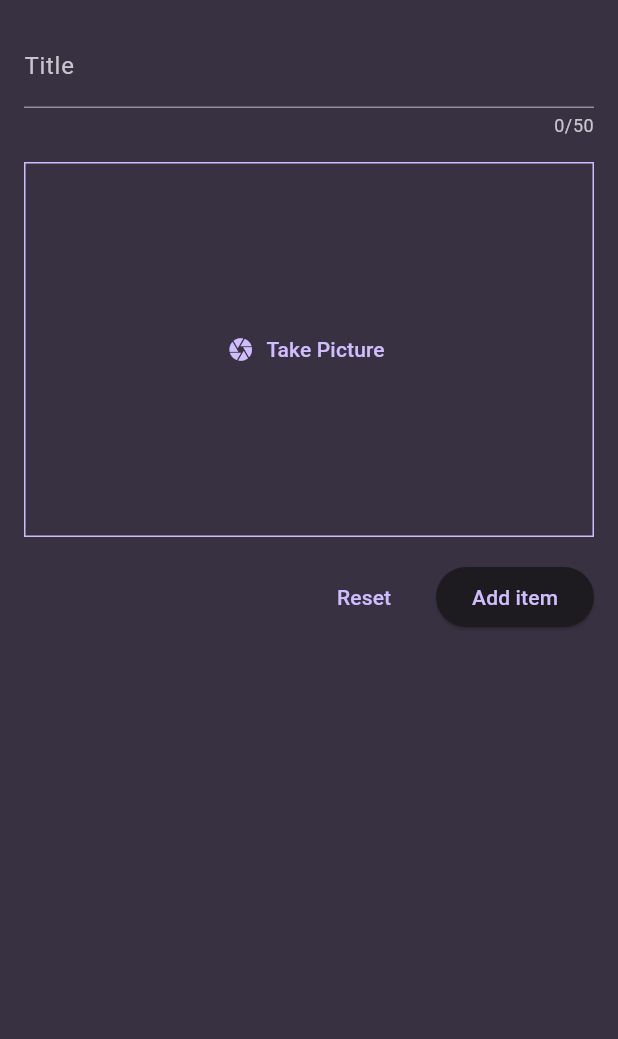
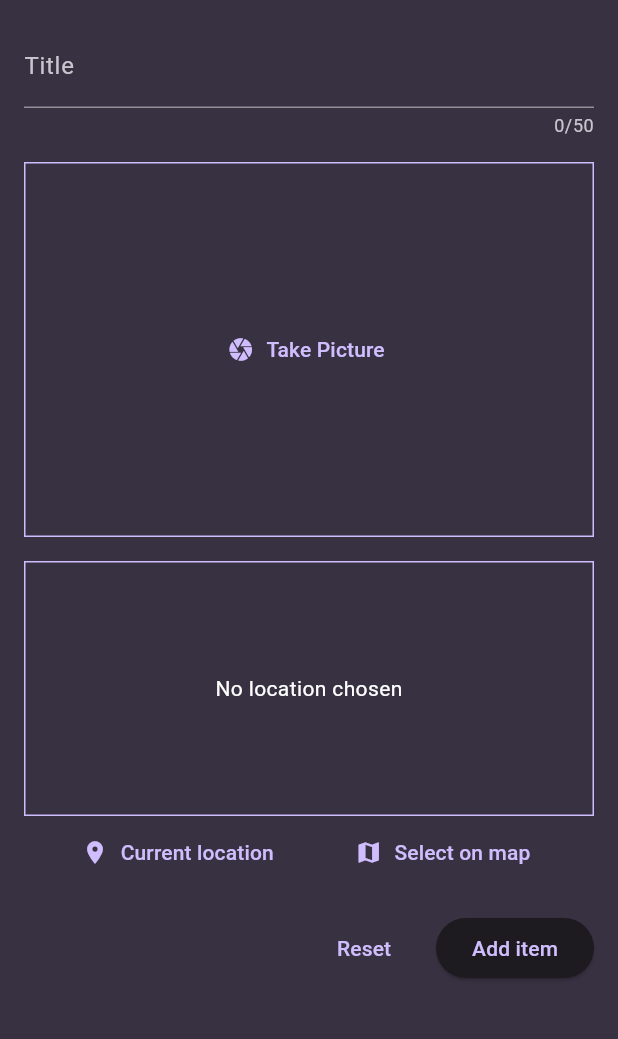
Before and after one commit to premasi/Favorite-Place, a Flutter app: the screen it shows after launch, after a tap on the "add" icon, on a phone screen of 412 x 824 dp, the part 84-1123 px from its top. Run offline on Flutter 3.47's test engine with Material 3 defaults, Android fonts, the phone set to English and light mode, and no system bars; our stand-ins replace flutter_riverpod, google_fonts, image_picker, location.

Commit message:
prepare feature to get location

```diff
--- a/lib/screens/add/add.dart
+++ b/lib/screens/add/add.dart
@@ -3,6 +3,7 @@ import 'dart:io';
 import 'package:favorite_places/models/favorite_model.dart';
 import 'package:favorite_places/providers/add_provider.dart';
 import 'package:favorite_places/widgets/image_input.dart';
+import 'package:favorite_places/widgets/location_input.dart';
 import 'package:flutter/material.dart';
 import 'package:flutter_riverpod/flutter_riverpod.dart';
 
@@ -82,6 +83,10 @@ class AddState extends ConsumerState {
               const SizedBox(
                 height: 16,
               ),
+              LocationInput(),
+              const SizedBox(
+                height: 16,
+              ),
               Row(
                 mainAxisAlignment: MainAxisAlignment.end,
                 children: [
--- a/lib/screens/home/home.dart
+++ b/lib/screens/home/home.dart
@@ -19,7 +19,7 @@ class HomeState extends ConsumerState<Home> {
     Widget content = Expanded(
       child: ListView.builder(
         itemCount: listFavorite.length,
-          itemBuilder: (context, index) => InkWell(
+        itemBuilder: (context, index) => ListTile(
           onTap: () {
             Navigator.of(context).push(
               MaterialPageRoute(
@@ -29,11 +29,16 @@ class HomeState extends ConsumerState<Home> {
               ),
             );
           },
-                child: Text(
+          leading: CircleAvatar(
+            radius: 30,
+            backgroundImage: FileImage(listFavorite[index].image),
+          ),
+          title: Text(
             listFavorite[index].title,
             style: const TextStyle(color: Colors.white),
           ),
-              )),
+        ),
+      ),
     );
 
     if (listFavorite.isEmpty) {
@@ -66,7 +71,8 @@ class HomeState extends ConsumerState<Home> {
           )
         ],
       ),
-      body: Padding(padding: const EdgeInsets.all(16), child: content),
+      body: Padding(
+          padding: const EdgeInsets.symmetric(vertical: 16), child: content),
     );
   }
 }
--- /dev/null
+++ b/lib/widgets/location_input.dart
@@ -0,0 +1,89 @@
+import 'package:flutter/material.dart';
+import 'package:location/location.dart';
+
+class LocationInput extends StatefulWidget {
+  const LocationInput({super.key});
+
+  @override
+  State<StatefulWidget> createState() {
+    return LocationInputState();
+  }
+}
+
+class LocationInputState extends State<LocationInput> {
+  Location? pickedLcoation;
+  var isLoading = false;
+  void getCurrentLocation() async {
+    Location location = Location();
+
+    bool serviceEnabled;
+    PermissionStatus permissionGranted;
+    LocationData locationData;
+
+    serviceEnabled = await location.serviceEnabled();
+    if (!serviceEnabled) {
+      serviceEnabled = await location.requestService();
+      if (!serviceEnabled) {
+        return;
+      }
+    }
+
+    permissionGranted = await location.hasPermission();
+    if (permissionGranted == PermissionStatus.denied) {
+      permissionGranted = await location.requestPermission();
+      if (permissionGranted != PermissionStatus.granted) {
+        return;
+      }
+    }
+    setState(() {
+      isLoading = true;
+    });
+    locationData = await location.getLocation();
+
+    setState(() {
+      isLoading = false;
+    });
+    print(locationData.latitude);
+    print(locationData.longitude);
+  }
+
+  @override
+  Widget build(BuildContext context) {
+    Widget previewContent = const Text(
+      "No location chosen",
+      textAlign: TextAlign.center,
+      style: TextStyle(color: Colors.white),
+    );
+    if (isLoading) {
+      previewContent = const CircularProgressIndicator();
+    }
+    return Column(
+      children: [
+        Container(
+          decoration: BoxDecoration(
+              border: Border.all(
+                  width: 1, color: Theme.of(context).colorScheme.primary)),
+          height: 170,
+          width: double.infinity,
+          alignment: Alignment.center,
+          child: previewContent,
+        ),
+        Row(
+          mainAxisAlignment: MainAxisAlignment.spaceEvenly,
+          children: [
+            TextButton.icon(
+              onPressed: getCurrentLocation,
+              label: const Text("Current location"),
+              icon: const Icon(Icons.location_on),
+            ),
+            TextButton.icon(
+              onPressed: () {},
+              label: const Text("Select on map"),
+              icon: const Icon(Icons.map),
+            ),
+          ],
+        ),
+      ],
+    );
+  }
+}
--- a/pubspec.yaml
+++ b/pubspec.yaml
@@ -40,6 +40,7 @@ dependencies:
   riverpod_annotation: ^2.3.5
   uuid: ^4.5.0
   image_picker: ^1.1.2
+  location: ^6.0.2
 
 dev_dependencies:
   flutter_test:
```
Also changed, not shown: lib/screens/detail/detail.dart (+10 -7 lines), pubspec.lock, 2 other files. Lines whose indentation alone changed are shown as unchanged.
